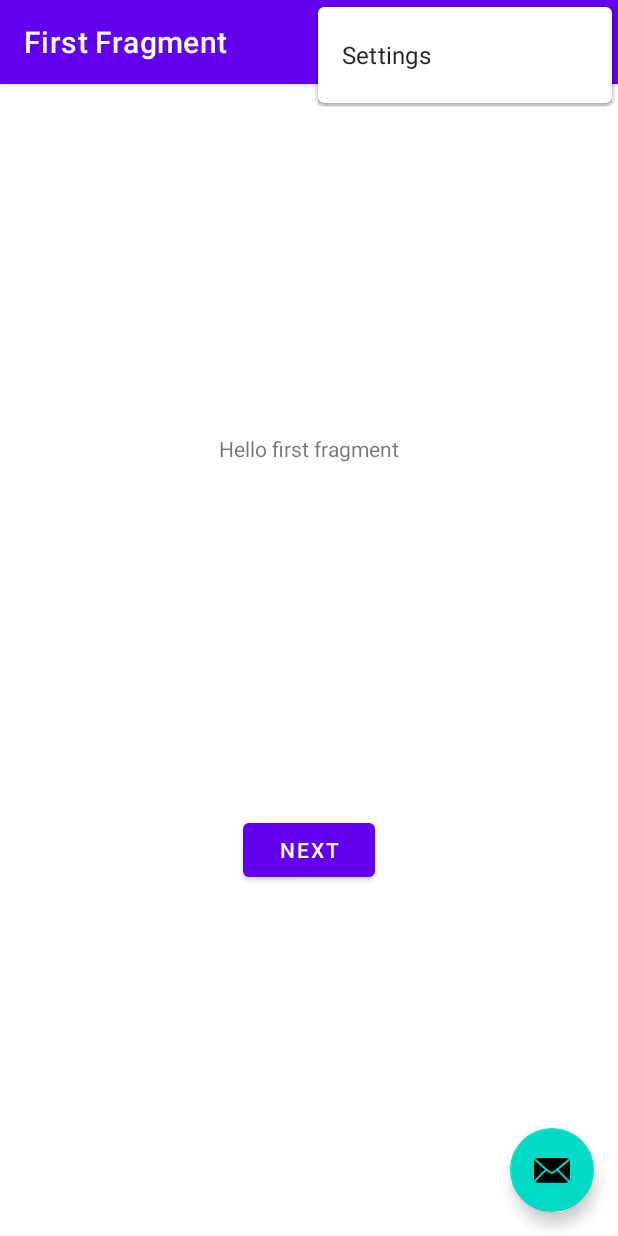
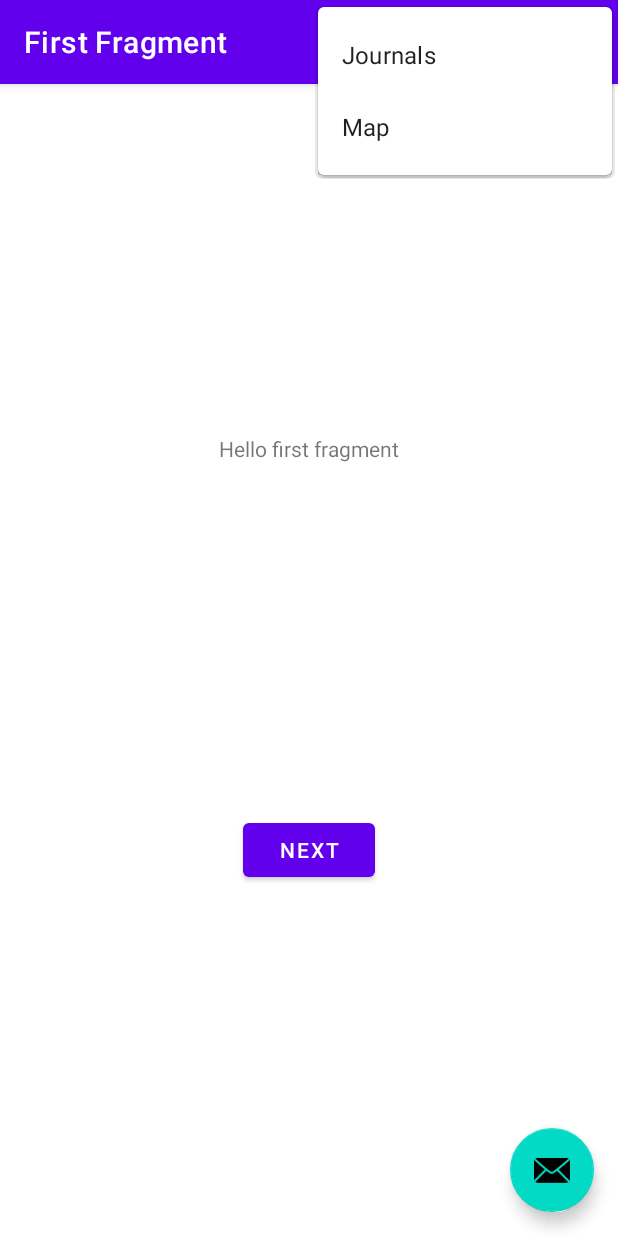
Before and after one commit to katorade8/BeenThere, an Android app: the screen it shows after launch (MainActivity), with the options menu open, on a phone screen of 412 x 824 dp. Run offline under Robolectric (Android 15) with nearby library versions, the phone set to English and light mode, and no system bars; our stand-ins replace navigation-ui.

Commit message:
added proper menu items to menu layout

```diff
--- a/app/src/main/res/menu/menu_main.xml
+++ b/app/src/main/res/menu/menu_main.xml
@@ -3,7 +3,10 @@
       xmlns:tools="http://schemas.android.com/tools"
       tools:context="com.example.myapplication.MainActivity">
     <item android:id="@+id/action_settings"
-          android:title="@string/action_settings"
+          android:title="@string/journal"
           android:orderInCategory="100"
           app:showAsAction="never"/>
+    <item android:id="@+id/nav_map"
+          android:title="@string/map"
+          android:orderInCategory="101"/>
 </menu>
--- a/app/src/main/res/values/strings.xml
+++ b/app/src/main/res/values/strings.xml
@@ -6,6 +6,8 @@
     <string name="second_fragment_label">Second Fragment</string>
     <string name="next">Next</string>
     <string name="previous">Previous</string>
+    <string name="map">Map</string>
+    <string name="journal">Journals</string>
 
     <string name="hello_first_fragment">Hello first fragment</string>
     <string name="hello_second_fragment">Hello second fragment. Arg: %1$s</string>
```
